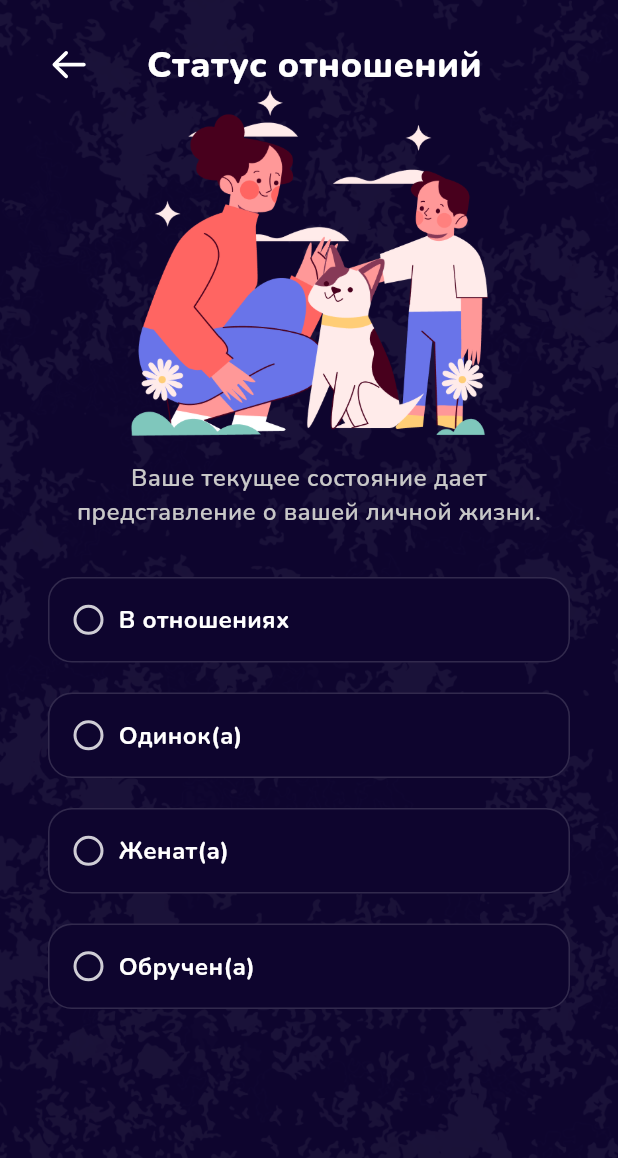
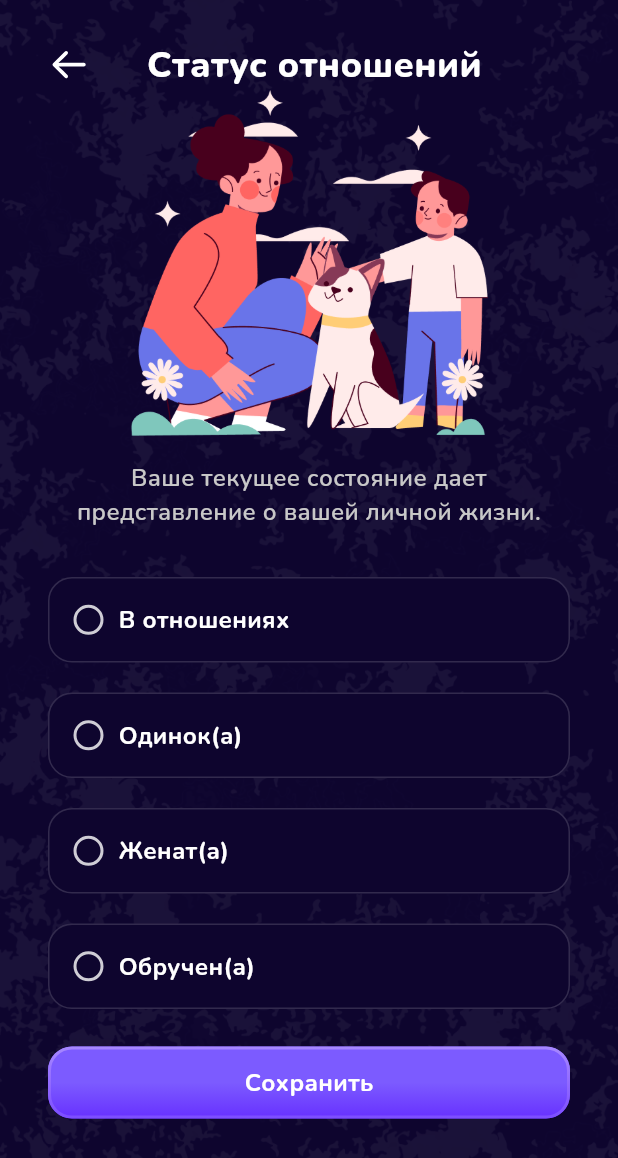
Before and after one commit to Nikolay-leukhin/numerology, a Flutter app: the SetStatusScreen screen opened directly, on a phone screen of 412 x 824 dp. Shown: the top 1158 px of the screen. Run offline on Flutter 3.47's test engine with Material 3 defaults, Android fonts, the phone set to English and light mode, and no system bars; our stand-ins replace bloc, dio, flutter_bloc, flutter_dotenv, google_fonts, gradient_borders and 5 more; missing offline and left inert: expansion_widget, tele_web_app; accounts and stored records are empty.

Commit message:
ADDED transition to set relationship status screeen

```diff
--- a/lib/features/profile/ui/profile_screen.dart
+++ b/lib/features/profile/ui/profile_screen.dart
@@ -194,7 +194,7 @@ class _ProfileScreenState extends State<ProfileScreen> {
                 initValue: 'Женат',
                 read0nly: true,
                 onTap: () {
-                  // Navigator.pushNamed(context, RouteNames.relationshipStatus);
+                  Navigator.pushNamed(context, RouteNames.profileRelationship);
                 },
               ),
             ],
--- a/lib/features/profile/ui/set_status_screen.dart
+++ b/lib/features/profile/ui/set_status_screen.dart
@@ -2,6 +2,7 @@ import 'package:flutter/cupertino.dart';
 import 'package:flutter/material.dart';
 import 'package:numerology/utils/Assets.dart';
 import 'package:numerology/utils/fonts.dart';
+import 'package:numerology/widgets/buttons/gradient_button.dart';
 import 'package:websafe_svg/websafe_svg.dart';
 
 import '../../../utils/enums.dart';
@@ -45,7 +46,7 @@ class _SetStatusScreenState extends State<SetStatusScreen> {
                 mainAxisAlignment: MainAxisAlignment.spaceBetween,
                 children: [
                   InkWell(
-                    onTap: (){
+                    onTap: () {
                       Navigator.pop(context);
                     },
                     child: WebsafeSvg.asset(
@@ -108,6 +109,13 @@ class _SetStatusScreenState extends State<SetStatusScreen> {
                   onClick: () {
                     selectStatus(RelationshipStatuses.engaged);
                   }),
+
+              const SizedBox(
+                height: 25,
+              ),
+              GradientButton(onTap: () {}, text: "Сохранить", height: 48, fontSize: 16,),
+
+              const SizedBox(height: 100,)
             ],
           ),
         ));
--- a/lib/routes/routes.dart
+++ b/lib/routes/routes.dart
@@ -27,8 +27,8 @@ class AppRoutes {
         return MaterialPageRoute(builder: (ctx) => const HomeScreen());
       case RouteNames.prices:
         return MaterialPageRoute(builder: (ctx) => const PricesScreen());
-      // case RouteNames.relationshipStatus:
-      //   return MaterialPageRoute(builder: (ctx) => SetStatusScreen());
+      case RouteNames.profileRelationship:
+        return MaterialPageRoute(builder: (ctx) => SetStatusScreen());
       default:
         return MaterialPageRoute(builder: (ctx) => const AppStateWidget());
     }
--- a/lib/widgets/buttons/gradient_button.dart
+++ b/lib/widgets/buttons/gradient_button.dart
@@ -7,12 +7,13 @@ class GradientButton extends StatelessWidget {
   final String text;
   final double width;
   final double height;
+  final double fontSize;
 
   const GradientButton(
       {super.key,
       required this.onTap,
       required this.text,
-      this.width = double.infinity,
+      this.width = double.infinity, this.fontSize = 24,
       required this.height});
 
   @override
@@ -36,7 +37,7 @@ class GradientButton extends StatelessWidget {
         ),
         child: Text(
           text,
-          style: AppFonts.f24w700.copyWith(color: AppColors.white),
+          style: AppFonts.f24w700.copyWith(color: AppColors.white, fontSize: fontSize),
         ),
       ),
     );
```
